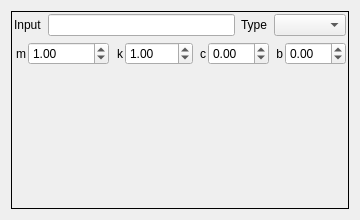
Old version of the form modules/Frontend/Frontend/Axis.ui in the repository ltjax/Rescue.
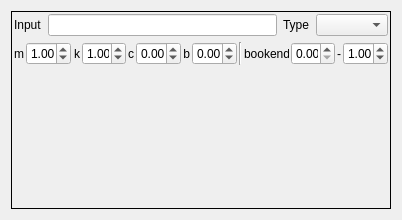
New version of the form. Custom widgets are drawn as their Qt base class.

Diff of the .ui file:
```diff
--- a/modules/Frontend/Frontend/Axis.ui
+++ b/modules/Frontend/Frontend/Axis.ui
@@ -6,7 +6,7 @@
    <rect>
     <x>0</x>
     <y>0</y>
-    <width>360</width>
+    <width>402</width>
     <height>220</height>
    </rect>
   </property>
@@ -180,6 +180,40 @@
           </property>
          </widget>
         </item>
+        <item>
+         <widget class="Line" name="line">
+          <property name="orientation">
+           <enum>Qt::Vertical</enum>
+          </property>
+         </widget>
+        </item>
+        <item>
+         <widget class="QLabel" name="label_7">
+          <property name="text">
+           <string>bookends</string>
+          </property>
+         </widget>
+        </item>
+        <item>
+         <widget class="QDoubleSpinBox" name="min"/>
+        </item>
+        <item>
+         <widget class="QLabel" name="label_8">
+          <property name="text">
+           <string>-</string>
+          </property>
+         </widget>
+        </item>
+        <item>
+         <widget class="QDoubleSpinBox" name="max">
+          <property name="singleStep">
+           <double>0.100000000000000</double>
+          </property>
+          <property name="value">
+           <double>1.000000000000000</double>
+          </property>
+         </widget>
+        </item>
        </layout>
       </item>
       <item>
```
